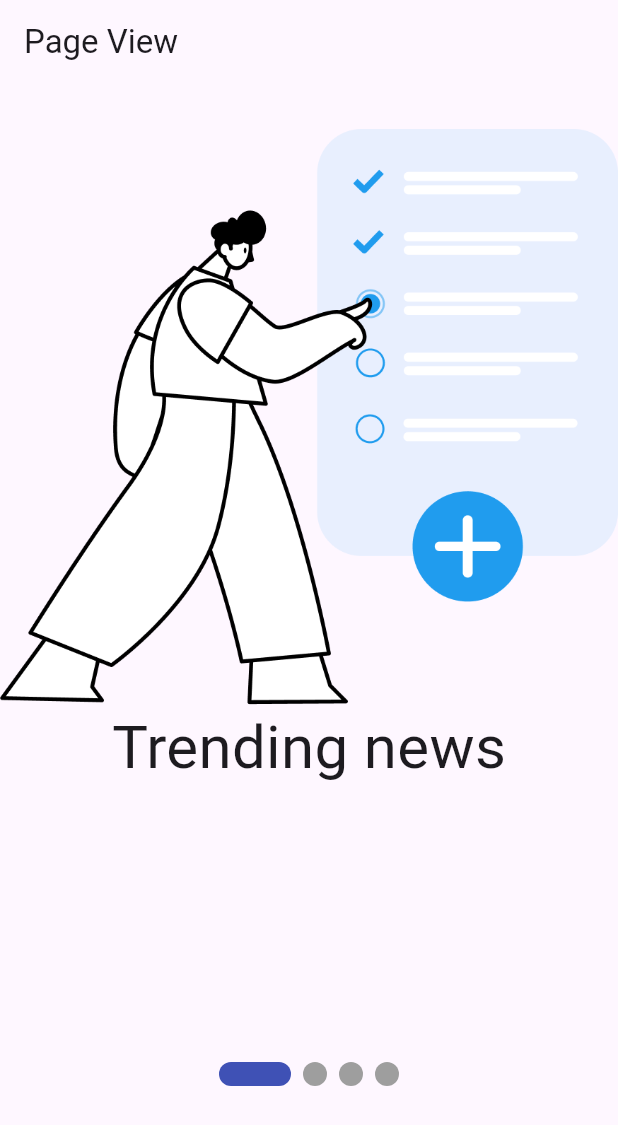
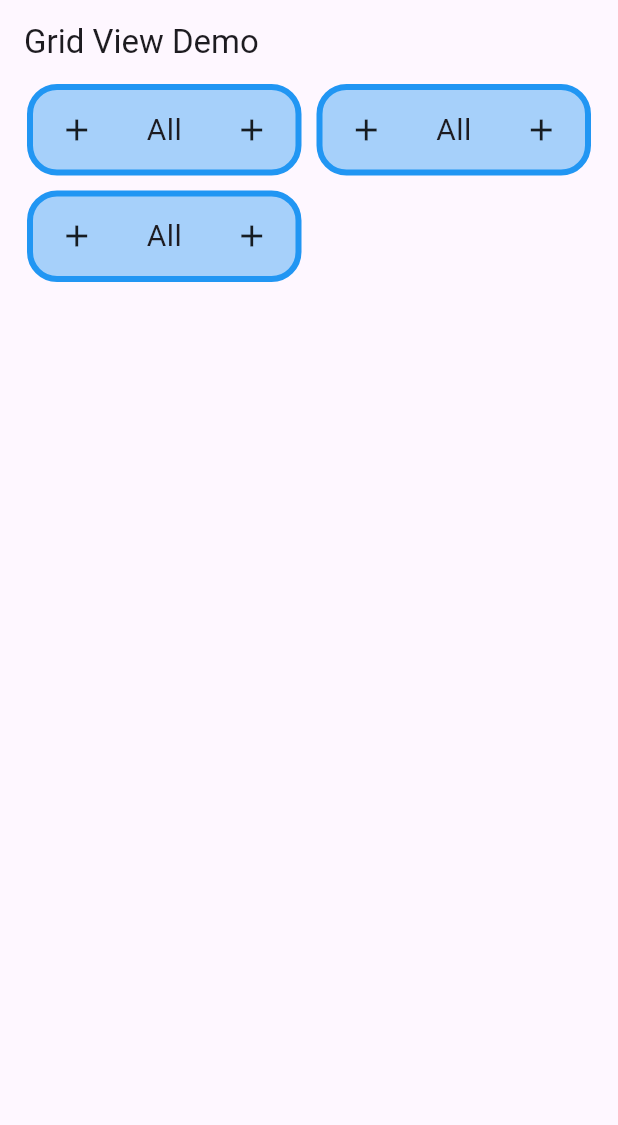
Before and after one commit to MuhammadAliKust/Flutter-B24, a Flutter app: the screen it shows after launch, on a phone screen of 412 x 824 dp. Shown: the top 1125 px of the screen. Run offline on Flutter 3.47's test engine with Material 3 defaults, Android fonts, the light colour scheme and no system bars; drawn by our look-alikes of smooth_page_indicator; our stand-ins replace string_validator.

Commit message:
GridView Builder Done

```diff
--- /dev/null
+++ b/lib/grid_view.dart
@@ -0,0 +1,42 @@
+import 'package:flutter/material.dart';
+
+class GridViewDemo extends StatelessWidget {
+  const GridViewDemo({super.key});
+
+  @override
+  Widget build(BuildContext context) {
+    return Scaffold(
+      appBar: AppBar(title: Text("Grid View Demo")),
+
+      body: Padding(
+        padding: const EdgeInsets.symmetric(horizontal: 18.0),
+        child: GridView.builder(
+          itemCount: 3,
+          gridDelegate: SliverGridDelegateWithFixedCrossAxisCount(
+            crossAxisCount: 2,
+            crossAxisSpacing: 10,
+            mainAxisSpacing: 10,
+            childAspectRatio: 3,
+          ),
+          itemBuilder: (context, i) {
+            return Container(
+              decoration: BoxDecoration(
+                color: Colors.blue.withOpacity(0.4),
+                border: Border.all(color: Colors.blue, width: 4),
+                borderRadius: BorderRadius.circular(20),
+              ),
+              child: Row(
+                mainAxisAlignment: MainAxisAlignment.spaceAround,
+                children: [
+                  Icon(Icons.add),
+                  Text("All", style: TextStyle(fontSize: 20)),
+                  Icon(Icons.add),
+                ],
+              ),
+            );
+          },
+        ),
+      ),
+    );
+  }
+}
--- a/lib/main.dart
+++ b/lib/main.dart
@@ -4,6 +4,7 @@ import 'package:flutter_b24/page_view.dart';
 import 'package:flutter_b24/single_selection.dart';
 
 import 'dynamic_list_view.dart';
+import 'grid_view.dart';
 import 'list_view.dart';
 import 'login.dart';
 import 'mutliple_selection.dart';
@@ -20,7 +21,7 @@ class MyApp extends StatelessWidget {
   @override
   Widget build(BuildContext context) {
     return MaterialApp(
-      home: PageViewDemo(),
+      home: GridViewDemo(),
     );
   }
 
```
